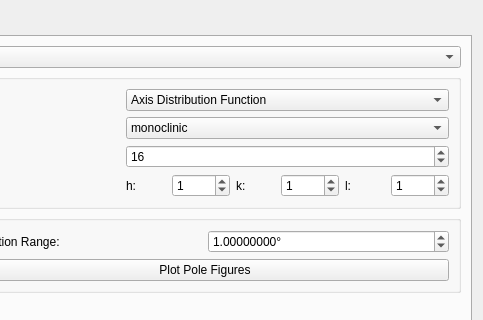
HEXRD/hexrdgui, file hexrdgui/resources/ui/wppf_options_dialog.ui: the form before one commit; both pictures show x 567 to 1050 and y 0 to 320 of the 1050 by 1000 pixel window.
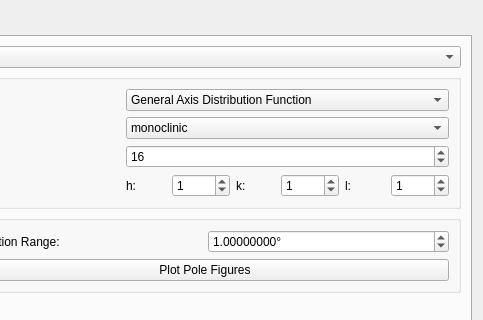
The form after the commit. The open tabs and pages were chosen to show the change. Icons and pictures are not drawn. Custom widgets are drawn as their Qt base class.

Diff of the .ui file:
```diff
--- a/hexrdgui/resources/ui/wppf_options_dialog.ui
+++ b/hexrdgui/resources/ui/wppf_options_dialog.ui
@@ -654,7 +654,7 @@
              <widget class="QComboBox" name="texture_model_type">
               <item>
                <property name="text">
-                <string>Axis Distribution Function</string>
+                <string>General Axis Distribution Function</string>
                </property>
               </item>
               <item>
```
